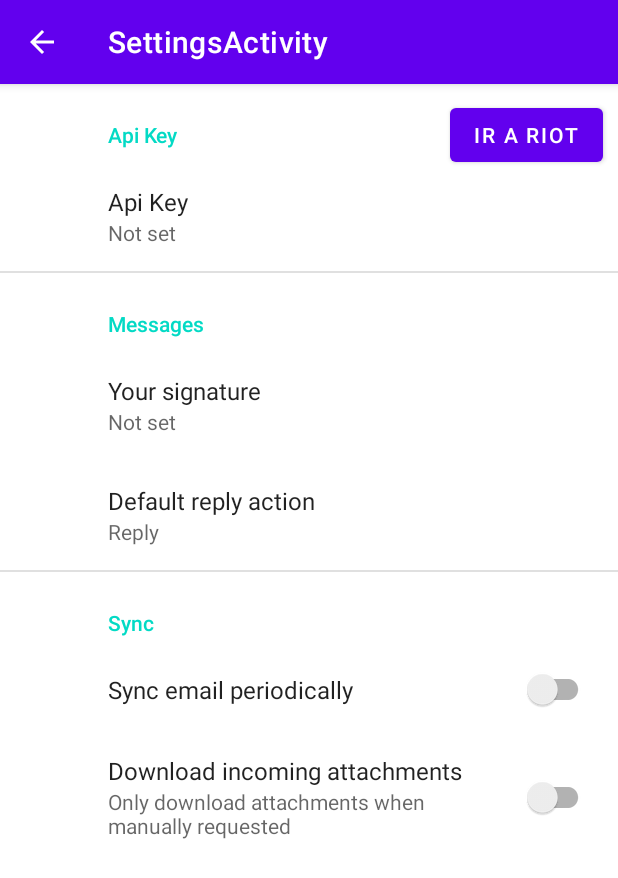
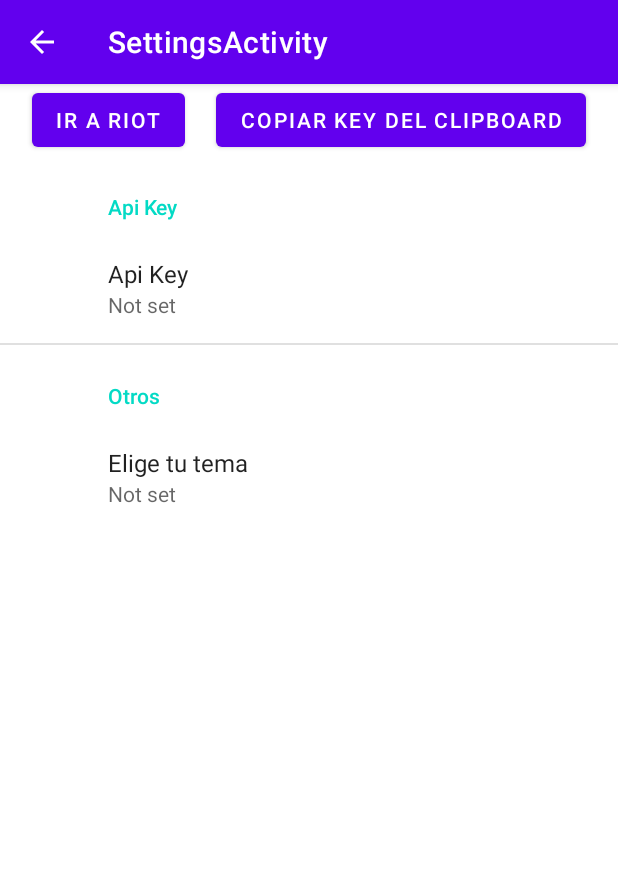
Before and after one commit to kirtuski/LOL-DAM, an Android app: the SettingsActivity screen opened directly, with no data from a screen before it, on a phone screen of 412 x 824 dp. Shown: the top 878 px of the screen. Run offline under Robolectric (Android 15) with nearby library versions, the light colour scheme and no system bars; our stand-ins replace androidx.preference; network calls fail.

Commit message:
Realizada SettingsActivity

```diff
--- a/app/src/main/java/com/dam/lol/MainActivity.java
+++ b/app/src/main/java/com/dam/lol/MainActivity.java
@@ -28,7 +28,7 @@ public class MainActivity extends AppCompatActivity implements AdapterView.OnIte
     protected void onCreate(Bundle savedInstanceState) {
         super.onCreate(savedInstanceState);
         setContentView(R.layout.activity_main);
-        apiFacade =  LolApplication.getInstance().getApiFacade();
+        apiFacade = LolApplication.getInstance().getApiFacade();
 
         servidorSpinner = findViewById(R.id.servidorSpinner);
         servidorSpinner.setOnItemSelectedListener(this);
@@ -53,8 +53,7 @@ public class MainActivity extends AppCompatActivity implements AdapterView.OnIte
         // Another interface callback
     }
 
-    //Metodo que busca al invocador y si lo encuentra lanza un intent con la nueva actividad
-    //Si no pues un toast de error?
+    //Busca invocador y si lo encuentra lanza un intent con la nueva actividad
     public void BuscaInvocador(View view) {
         String nombre = nombreInvocadorInput.getEditText().getText().toString();
         Log.d("Server id", String.valueOf(server_id));
--- a/app/src/main/java/com/dam/lol/SettingsActivity.java
+++ b/app/src/main/java/com/dam/lol/SettingsActivity.java
@@ -1,18 +1,24 @@
 package com.dam.lol;
 
+import android.content.ClipboardManager;
+import android.content.Context;
+import android.content.Intent;
+import android.content.SharedPreferences;
+import android.net.Uri;
 import android.os.Bundle;
 import android.util.Log;
 import android.view.MenuItem;
 import android.view.View;
+import android.widget.Toast;
 
 import androidx.appcompat.app.ActionBar;
 import androidx.appcompat.app.AppCompatActivity;
 import androidx.preference.PreferenceFragmentCompat;
+import androidx.preference.PreferenceManager;
 
 
 //TODO acabar esta clase con lo que corresponda
 //creo que el layout se genera con las propiedades que hay en xml/root_preferences.xml
-//TODO hay que ver como coger info de esta clase, como la api key y lo que se nos ocurra
 public class SettingsActivity extends AppCompatActivity {
 
     @Override
@@ -30,13 +36,36 @@ public class SettingsActivity extends AppCompatActivity {
             actionBar.setDisplayHomeAsUpEnabled(true);
         }
 
-        //Recuperamos el mensaje que pasamos antes
-        Log.d("Ajustes", String.valueOf(getIntent().getIntExtra("prueba",1)));
+        //TODO borrar
+        Log.d("Ajustes", String.valueOf(getIntent().getIntExtra("prueba", 1)));
     }
 
-    //TODO metodo que lanza un intent abriendo el navegador y llendo a la pagina donde obtener la key
     //A lo mejor podemos usar la clase ClipboardManager para pegar automaticamente del portapapeles
     public void irRiot(View view) {
+        Intent intent = new Intent(Intent.ACTION_VIEW, Uri.parse("https://developer.riotgames.com/"));
+        startActivity(intent);
+    }
+
+    public void copyClipboard(View view) {
+        ClipboardManager clipboard = (ClipboardManager) getSystemService(Context.CLIPBOARD_SERVICE);
+
+        if (clipboard.hasPrimaryClip()) {
+            String contenidoPortapapeles = (String) clipboard.getPrimaryClip().getItemAt(0).getText();
+            Log.d("Clipboard", contenidoPortapapeles);
+
+            if (contenidoPortapapeles.startsWith("RGAPI") && contenidoPortapapeles.length() == 42) {
+                Toast.makeText(this, "Contenido copiado", Toast.LENGTH_SHORT).show();
+                SharedPreferences preferenceManager = PreferenceManager.getDefaultSharedPreferences(this);
+                preferenceManager.edit().putString("key", contenidoPortapapeles).apply();
+                //Refresca la actividad para mostrar el nuevo contenido
+                finish();
+                overridePendingTransition(0, 0);
+                startActivity(getIntent());
+                overridePendingTransition(0, 0);
+            } else
+                Toast.makeText(this, "No se pudo copiar", Toast.LENGTH_SHORT).show();
+        } else
+            Toast.makeText(this, "No se pudo copiar", Toast.LENGTH_SHORT).show();
     }
 
     public static class SettingsFragment extends PreferenceFragmentCompat {
--- a/app/src/main/java/com/dam/lol/facade/ApiFacade.java
+++ b/app/src/main/java/com/dam/lol/facade/ApiFacade.java
@@ -24,9 +24,7 @@ public class ApiFacade {
         this.api_key = api_key;
     }
 
-    //static para no crear la clase?
     public void getIdFromSummoner(String nombre, String servidor, Activity activity) {
-        //TODO el servidor va al principio de la url, EUW corresponde a euw1, hay que hacer una tabla con las equivalencias
 
         final String URL = "https://" + servidor + ".api.riotgames.com/lol/summoner/v4/summoners/by-name/" + nombre + "?api_key=" + api_key;
 
--- a/app/src/main/res/layout/settings_activity.xml
+++ b/app/src/main/res/layout/settings_activity.xml
@@ -1,21 +1,44 @@
 <LinearLayout xmlns:android="http://schemas.android.com/apk/res/android"
+    xmlns:app="http://schemas.android.com/apk/res-auto"
     android:layout_width="match_parent"
-    android:layout_height="match_parent">
+    android:layout_height="match_parent"
+    android:orientation="vertical">
 
+
+    <androidx.constraintlayout.widget.ConstraintLayout
+        android:layout_width="match_parent"
+        android:layout_height="wrap_content"
+        android:orientation="horizontal">
+
+        <Button
+            android:id="@+id/botonRiot"
+            android:layout_width="wrap_content"
+            android:layout_height="wrap_content"
+            android:layout_gravity="end"
+            android:onClick="irRiot"
+            android:text="Ir a Riot"
+            app:layout_constraintEnd_toStartOf="@+id/botonClipboard"
+            app:layout_constraintHorizontal_bias="0.5"
+            app:layout_constraintStart_toStartOf="parent"
+            app:layout_constraintTop_toTopOf="@+id/botonClipboard" />
+
+        <Button
+            android:id="@+id/botonClipboard"
+            android:layout_width="wrap_content"
+            android:layout_height="wrap_content"
+            android:onClick="copyClipboard"
+            android:text="Copiar key del clipboard"
+            app:layout_constraintEnd_toEndOf="parent"
+            app:layout_constraintHorizontal_bias="0.5"
+            app:layout_constraintStart_toEndOf="@+id/botonRiot"
+            app:layout_constraintTop_toTopOf="parent" />
+
+    </androidx.constraintlayout.widget.ConstraintLayout>
 
     <FrameLayout
         android:id="@+id/settings"
         android:layout_width="match_parent"
-        android:layout_height="match_parent" >
-
-        <Button
-            android:id="@+id/button"
-            android:layout_width="wrap_content"
-            android:layout_height="wrap_content"
-            android:text="Ir a Riot"
-            android:layout_margin="10dp"
-            android:layout_gravity="end"
-            android:onClick="irRiot"/>
+        android:layout_height="match_parent">
 
     </FrameLayout>
 
--- a/app/src/main/res/values/arrays.xml
+++ b/app/src/main/res/values/arrays.xml
@@ -1,12 +1,12 @@
 <resources>
     <!-- Reply Preference -->
-    <string-array name="reply_entries">
-        <item>Reply</item>
-        <item>Reply to all</item>
+    <string-array name="tema_entries">
+        <item>Claro</item>
+        <item>Oscuro</item>
     </string-array>
 
-    <string-array name="reply_values">
-        <item>reply</item>
-        <item>reply_all</item>
+    <string-array name="tema_values">
+        <item>Claro</item>
+        <item>Oscuro</item>
     </string-array>
 </resources>
--- a/app/src/main/res/values/strings.xml
+++ b/app/src/main/res/values/strings.xml
@@ -2,19 +2,8 @@
     <string name="app_name">LOL Consulter</string>
     <string name="title_activity_settings">SettingsActivity</string>
 
-    <!-- Esto es para los ajustes -->
-    <!-- Preference Titles -->
-    <string name="messages_header">Messages</string>
-    <string name="sync_header">Sync</string>
+    <!-- Ajustes -->
+    <string name="Otros_header">Otros</string>
+    <string name="tema_title">Elige tu tema</string>
 
-    <!-- Messages Preferences -->
-    <string name="signature_title">Your signature</string>
-    <string name="reply_title">Default reply action</string>
-
-    <!-- Sync Preferences -->
-    <string name="sync_title">Sync email periodically</string>
-    <string name="attachment_title">Download incoming attachments</string>
-    <string name="attachment_summary_on">Automatically download attachments for incoming emails
-    </string>
-    <string name="attachment_summary_off">Only download attachments when manually requested</string>
 </resources>
--- a/app/src/main/res/xml/root_preferences.xml
+++ b/app/src/main/res/xml/root_preferences.xml
@@ -4,41 +4,19 @@
         <EditTextPreference
             app:key="key"
             app:title="Api Key"
-            app:useSimpleSummaryProvider="true"
-            />
+            app:useSimpleSummaryProvider="true" />
     </PreferenceCategory>
 
-
-    <PreferenceCategory app:title="@string/messages_header">
-
-        <EditTextPreference
-            app:key="signature"
-            app:title="@string/signature_title"
-            app:useSimpleSummaryProvider="true" />
+    <PreferenceCategory app:title="@string/Otros_header">
 
         <ListPreference
-            app:defaultValue="reply"
-            app:entries="@array/reply_entries"
-            app:entryValues="@array/reply_values"
+            app:defaultValue="tema"
+            app:entries="@array/tema_entries"
+            app:entryValues="@array/tema_values"
             app:key="reply"
-            app:title="@string/reply_title"
+            app:title="@string/tema_title"
             app:useSimpleSummaryProvider="true" />
 
     </PreferenceCategory>
 
-    <PreferenceCategory app:title="@string/sync_header">
-
-        <SwitchPreferenceCompat
-            app:key="sync"
-            app:title="@string/sync_title" />
-
-        <SwitchPreferenceCompat
-            app:dependency="sync"
-            app:key="attachment"
-            app:summaryOff="@string/attachment_summary_off"
-            app:summaryOn="@string/attachment_summary_on"
-            app:title="@string/attachment_title" />
-
-    </PreferenceCategory>
-
 </PreferenceScreen>
```
